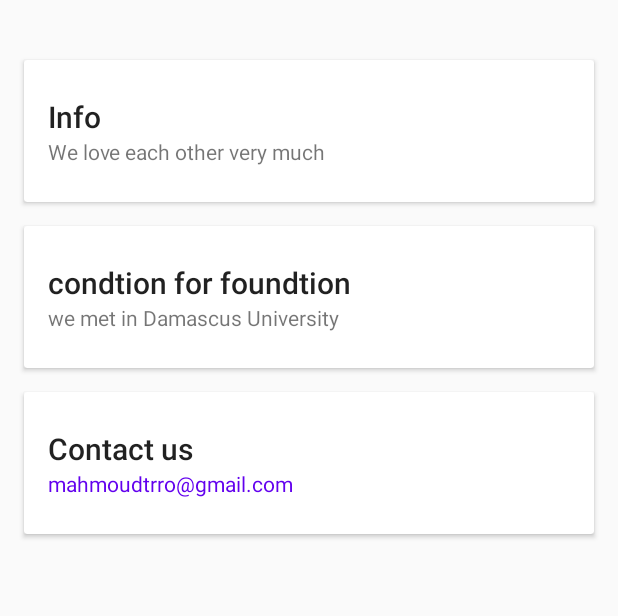
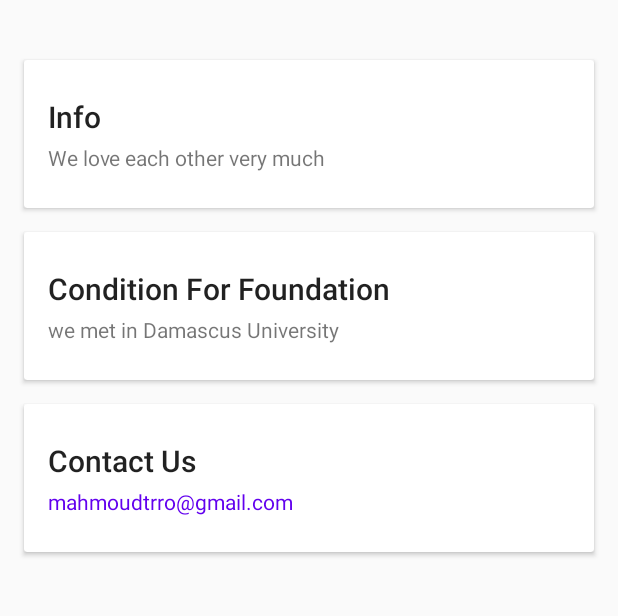
Before and after one commit to nabil-hfz/Zeon, an Android app: the aboutUsActivity screen opened directly, with no data from a screen before it, after a tap on "mahmoudtrro@gmail.com", on a phone screen of 412 x 824 dp, the part 384-1000 px from its top. Run offline under Robolectric (Android 15) with nearby library versions, the phone set to English and light mode, and no system bars.

Commit message:
final update

```diff
--- a/app/src/main/AndroidManifest.xml
+++ b/app/src/main/AndroidManifest.xml
@@ -58,5 +58,6 @@
         </activity>
 
     </application>
+    <uses-permission android:name="android.permission.WRITE_EXTERNAL_STORAGE"/>
 
 </manifest>
--- a/app/src/main/java/com/example/volley/zeon/MenuActivity/aboutUsActivity.java
+++ b/app/src/main/java/com/example/volley/zeon/MenuActivity/aboutUsActivity.java
@@ -2,16 +2,27 @@ package com.example.volley.zeon.MenuActivity;
 
 import android.app.TaskStackBuilder;
 import android.content.Intent;
+import android.graphics.Bitmap;
+import android.graphics.BitmapFactory;
 import android.net.Uri;
 import android.os.Bundle;
+import android.os.Environment;
 import android.support.design.widget.CollapsingToolbarLayout;
 import android.support.v4.app.NavUtils;
 import android.support.v7.app.AppCompatActivity;
 import android.view.View;
+import android.widget.ImageView;
 import android.widget.TextView;
 import android.widget.Toast;
+
 import com.example.volley.zeon.MainActivity;
 import com.example.volley.zeon.R;
+import com.example.volley.zeon.Util.UtilTools;
+
+import java.io.ByteArrayOutputStream;
+import java.io.File;
+import java.io.FileOutputStream;
+import java.io.IOException;
 
 /**
  * Author of this class is Louay .
@@ -28,33 +39,30 @@ public class aboutUsActivity extends AppCompatActivity {
 
     public static final String TEAM_NAME = "ZEON TEAM";
 
+    private TextView EmailContactUsPressed;
+    private ImageView zeonTeamImage;
+
     @Override
     protected void onCreate(Bundle savedInstanceState) {
         super.onCreate(savedInstanceState);
+
         setContentView(R.layout.activity_about_us);
 
+        CollapsingToolbarLayout collapsingToolbar = findViewById(R.id.collapsing_toolbar);
 
-        CollapsingToolbarLayout collapsingToolbar = findViewById(R.id.collapsing_toolbar);
         collapsingToolbar.setTitle(TEAM_NAME);
 
-        TextView textViewContactUsPress = findViewById(R.id.contact_us_press);
+        openZeonImage();
 
-        textViewContactUsPress.setOnClickListener(new View.OnClickListener() {
-            @Override
-            public void onClick(View view) {
-                Intent emailIntent = new Intent(Intent.ACTION_VIEW);
-                emailIntent.setData(Uri.parse("https://www.facebook.com/MahmoudTrro"));
-                if (emailIntent.resolveActivity(getPackageManager()) != null) {
-                    startActivity(emailIntent);
-                }
-            }
-        });
+        textViewContactUsPressedEmail();
     }
+
     @Override
     public void onBackPressed() {
         super.onBackPressed();
         Toast.makeText(this, "Press back to exit", Toast.LENGTH_SHORT).show();
     }
+
     //TODO : Advanced ...
     // This method for : MainActivity needs to know which album we want to display.
     // On TrackActivity, we need to override onPrepareSupportNavigateUpTaskStack to edit the intent
@@ -66,5 +74,55 @@ public class aboutUsActivity extends AppCompatActivity {
         super.onPrepareNavigateUpTaskStack(builder);
         Intent intent = new Intent();
         intent.setClass(this, MainActivity.class);
-        NavUtils.navigateUpTo(this, intent);    }
+        NavUtils.navigateUpTo(this, intent);
+    }
+
+    private void openZeonImage() {
+
+        zeonTeamImage = (ImageView) findViewById(R.id.Zeon_team_image);
+
+        zeonTeamImage.setOnClickListener(new View.OnClickListener() {
+
+            @Override
+            public void onClick(View view) {
+                Bitmap bitmap = BitmapFactory.decodeResource(getResources(), R.drawable.all_team);
+
+                ByteArrayOutputStream bytes = new ByteArrayOutputStream();
+
+                bitmap.compress(Bitmap.CompressFormat.JPEG, 40, bytes);
+
+                File f = new File(Environment.getExternalStorageDirectory() + File.separator
+                        + "test.jpg");
+                try {
+                    f.createNewFile();
+                    FileOutputStream fo = new FileOutputStream(f);
+                    fo.write(bytes.toByteArray());
+                    fo.close();
+                } catch (IOException e) {
+                    e.printStackTrace();
+                }
+                Uri path = Uri.fromFile(f);
+                Intent intent = new Intent();
+                intent.setAction(Intent.ACTION_VIEW);
+                intent.setDataAndType(path, "image/*");
+                startActivity(intent);
+            }
+        });
+
+    }
+
+    private void textViewContactUsPressedEmail() {
+
+        EmailContactUsPressed = (TextView) findViewById(R.id.contact_us_press);
+
+        EmailContactUsPressed.setOnClickListener(new View.OnClickListener() {
+            @Override
+            public void onClick(View view) {
+                Intent emailIntent = UtilTools.makeIntentOfEmail("https://www.facebook.com/MahmoudTrro");
+                if (emailIntent.resolveActivity(getPackageManager()) != null) {
+                    startActivity(emailIntent);
+                }
+            }
+        });
+    }
 }
--- a/app/src/main/res/layout/activity_about_us.xml
+++ b/app/src/main/res/layout/activity_about_us.xml
@@ -28,7 +28,7 @@
             app:layout_scrollFlags="scroll|exitUntilCollapsed">
 
             <ImageView
-                android:id="@+id/backdrop"
+                android:id="@+id/Zeon_team_image"
                 android:layout_width="match_parent"
                 android:layout_height="match_parent"
                 android:fitsSystemWindows="true"
@@ -72,6 +72,7 @@
                         android:layout_width="match_parent"
                         android:layout_height="wrap_content"
                         android:text="Info"
+                        android:layout_marginBottom="4dp"
                         android:textAppearance="@style/TextAppearance.AppCompat.Title" />
 
                     <TextView
@@ -98,7 +99,8 @@
                     <TextView
                         android:layout_width="match_parent"
                         android:layout_height="wrap_content"
-                        android:text="condtion for foundtion"
+                        android:text="Condition For Foundation"
+                        android:layout_marginBottom="4dp"
                         android:textAppearance="@style/TextAppearance.AppCompat.Title" />
 
                     <TextView
@@ -125,7 +127,8 @@
                     <TextView
                         android:layout_width="match_parent"
                         android:layout_height="wrap_content"
-                        android:text="Contact us "
+                        android:text="Contact Us "
+                        android:layout_marginBottom="4dp"
                         android:textAppearance="@style/TextAppearance.AppCompat.Title" />
 
                     <TextView
```
